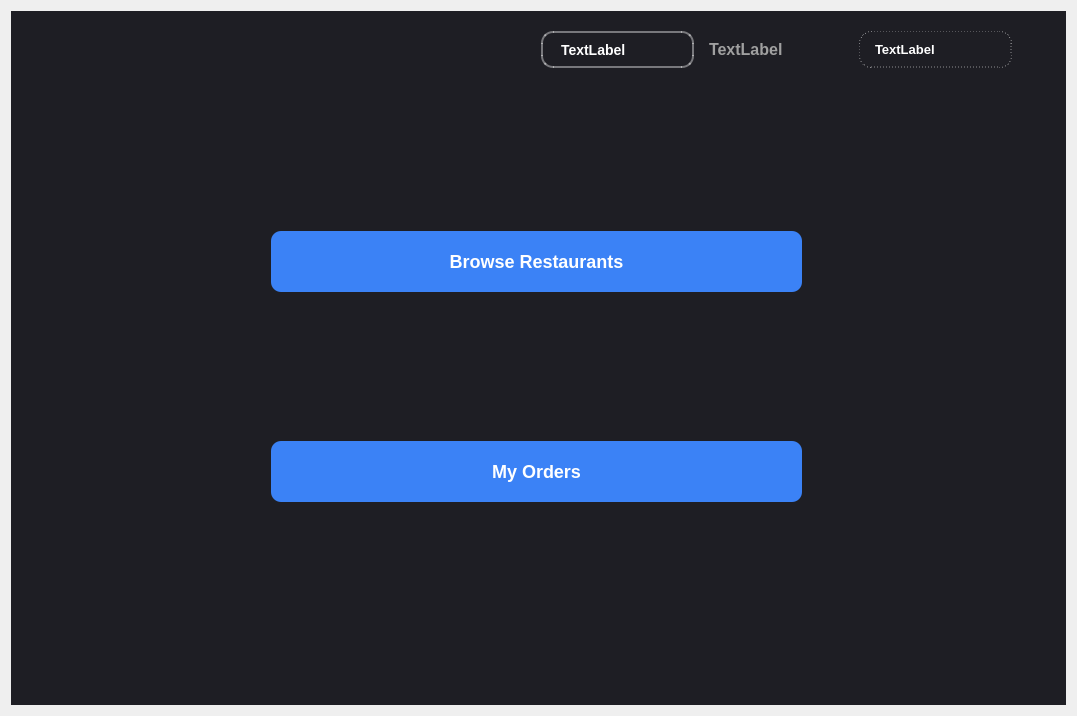
First picture: the form in main/gui/customerwindow.ui, repository HamidrezaNadafian/Restaurant-Management-System, before the edit.
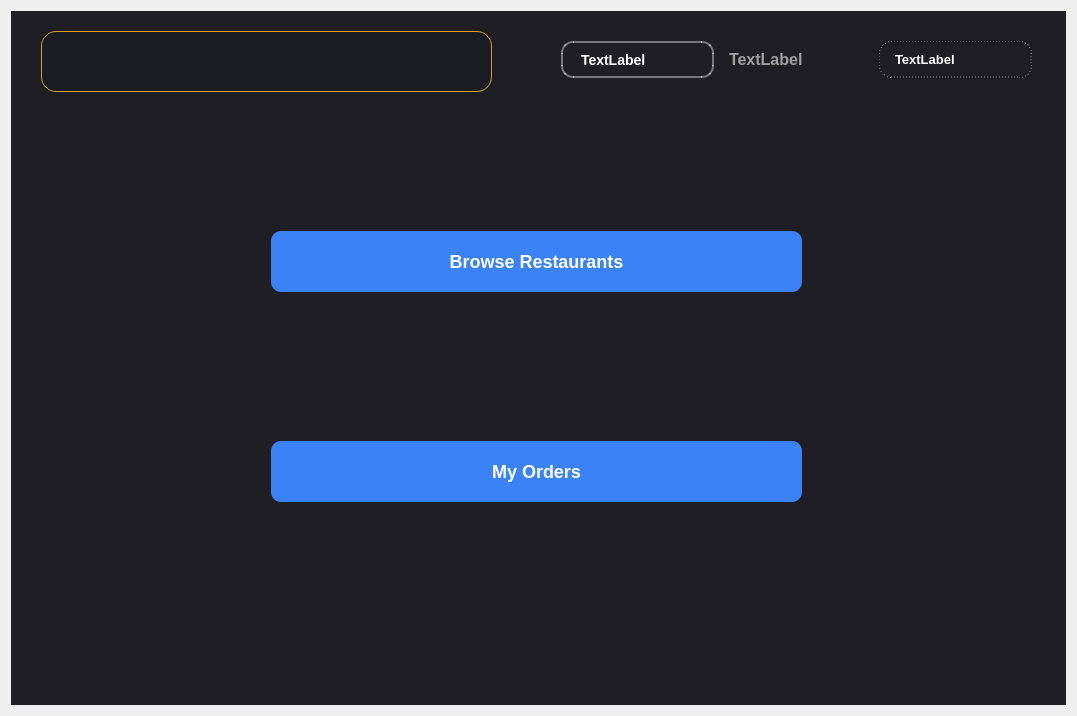
Second picture: the form after the edit. The open tabs and pages were chosen to show the change.

```diff
--- a/main/gui/customerwindow.ui
+++ b/main/gui/customerwindow.ui
@@ -316,8 +316,8 @@
       <widget class="QWidget" name="horizontalLayoutWidget">
        <property name="geometry">
         <rect>
-         <x>530</x>
-         <y>20</y>
+         <x>550</x>
+         <y>30</y>
          <width>471</width>
          <height>37</height>
         </rect>
@@ -346,6 +346,30 @@
         </item>
        </layout>
       </widget>
+      <widget class="QLabel" name="lblBadges">
+       <property name="geometry">
+        <rect>
+         <x>30</x>
+         <y>20</y>
+         <width>451</width>
+         <height>61</height>
+        </rect>
+       </property>
+       <property name="styleSheet">
+        <string notr="true">QLabel#lblBadges {
+    background-color: #1a1d24;
+    color: #ffd700;
+    border: 1px solid #d4a017;
+    border-radius: 15px;
+    padding: 15px;
+    font-size: 16px;
+    font-weight: bold;
+}</string>
+       </property>
+       <property name="text">
+        <string/>
+       </property>
+      </widget>
      </widget>
      <widget class="QWidget" name="page_3">
       <widget class="QPushButton" name="btnBack">
```
Left out of the diff: 2 changed lines with no effect on the pictures.
